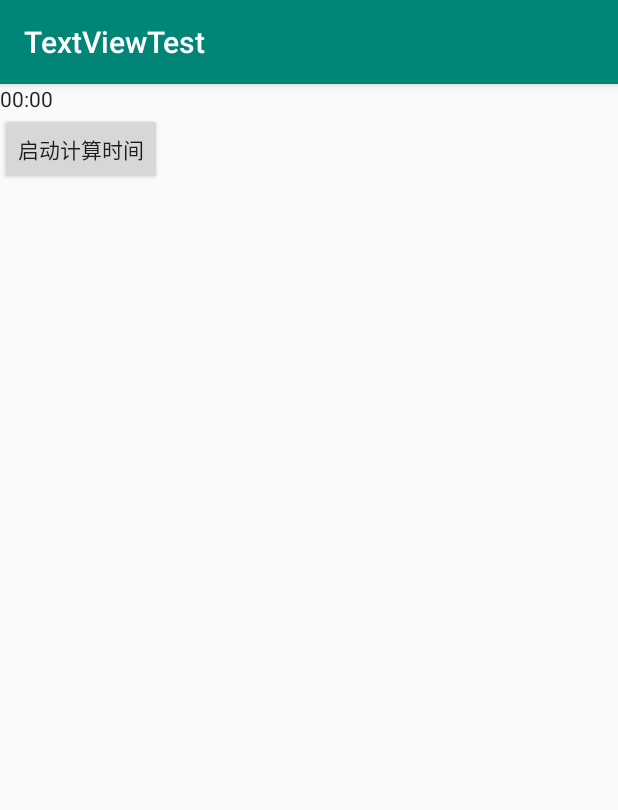
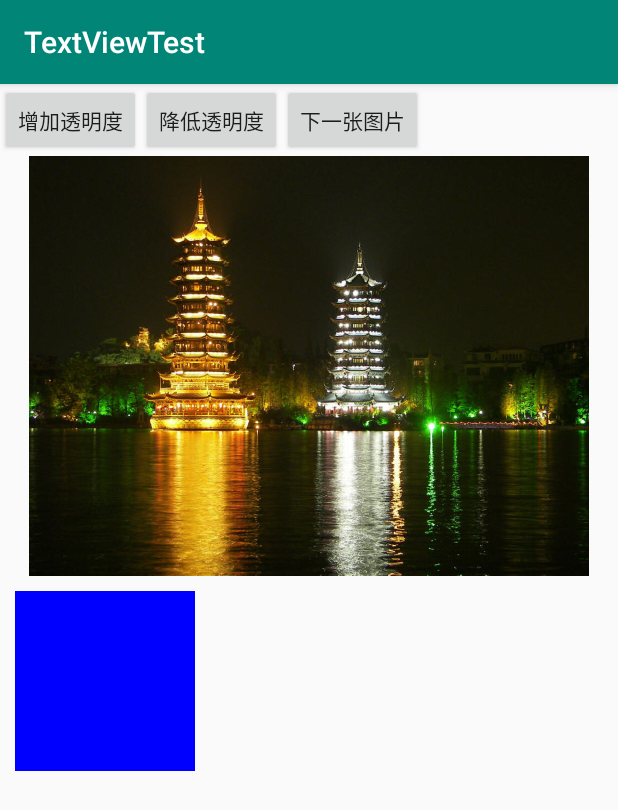
Before and after one commit to jfq3301/crazy_android, an Android app: the screen it shows after launch (MainActivity), on a phone screen of 412 x 824 dp. Shown: the top 810 px of the screen. Run offline under Robolectric (Android 15) with nearby library versions, the phone set to English and light mode, and no system bars.

Commit message:
imageView test

```diff
--- a/chapter2/TextViewTest/app/src/main/java/com/example/textviewtest/MainActivity.java
+++ b/chapter2/TextViewTest/app/src/main/java/com/example/textviewtest/MainActivity.java
@@ -6,14 +6,18 @@
 
 package com.example.textviewtest;
 
+import android.graphics.Bitmap;
+import android.graphics.drawable.BitmapDrawable;
 import android.os.SystemClock;
 import android.support.v7.app.AppCompatActivity;
 import android.os.Bundle;
+import android.view.MotionEvent;
 import android.view.View;
 import android.widget.Button;
 import android.widget.CheckBox;
 import android.widget.Chronometer;
 import android.widget.CompoundButton;
+import android.widget.ImageView;
 import android.widget.LinearLayout;
 import android.widget.RadioGroup;
 import android.widget.Switch;
@@ -29,6 +33,18 @@ public class MainActivity extends AppCompatActivity {
 
     ToggleButton toggle;
     Switch switcher;
+
+    ImageView image1;
+    ImageView image2;
+    int[] images = new int[]{
+            R.drawable.lijiang,
+            R.drawable.qiao,
+            R.drawable.shuangta,
+            R.drawable.shui,
+            R.drawable.xiangbi
+    };
+    int currentImg = 2;
+    private int alpha = 255;
 
     @Override
     protected void onCreate(Bundle savedInstanceState) {
@@ -88,27 +104,98 @@ public class MainActivity extends AppCompatActivity {
          * @brief chronometer test
          * @date 2019.5.14
          */
-        setContentView(R.layout.chronometer);
-        ch = findViewById(R.id.chrn_test);
-        start = findViewById(R.id.start);
+//        setContentView(R.layout.chronometer);
+//        ch = findViewById(R.id.chrn_test);
+//        start = findViewById(R.id.start);
+//
+//        start.setOnClickListener(new View.OnClickListener() {
+//            @Override
+//            public void onClick(View v) {
+//                ch.setBase(SystemClock.elapsedRealtime());
+//                ch.start();
+//                start.setEnabled(false);
+//            }
+//        });
+//
+//        ch.setOnChronometerTickListener(new Chronometer.OnChronometerTickListener() {
+//            @Override
+//            public void onChronometerTick(Chronometer chronometer) {
+//                if (SystemClock.elapsedRealtime() - ch.getBase() > 5 *1000) {
+//                    ch.stop();
+//                    start.setEnabled(true);
+//                }
+//            }
+//        });
 
-        start.setOnClickListener(new View.OnClickListener() {
+        /**
+         * @brief imageView test
+         * @date 2019.5.15
+         */
+        setContentView(R.layout.image_view_test);
+        final Button increaseA = findViewById(R.id.increaseAlpha);
+        final Button decreaseA = findViewById(R.id.decreaseAlpha);
+        Button nextImage = findViewById(R.id.nextImage);
+        image1 = findViewById(R.id.image1);
+        image2 = findViewById(R.id.image2);
+        image1.setImageResource(images[currentImg]);
+
+        nextImage.setOnClickListener(new View.OnClickListener() {
             @Override
             public void onClick(View v) {
-                ch.setBase(SystemClock.elapsedRealtime());
-                ch.start();
-                start.setEnabled(false);
+                image1.setImageResource(images[++currentImg % images.length]);
             }
         });
 
-        ch.setOnChronometerTickListener(new Chronometer.OnChronometerTickListener() {
+        View.OnClickListener listener = new View.OnClickListener() {
+            public void onClick(View v) {
+                if (v == increaseA)
+                {
+                    alpha += 20;
+                } else if (v == decreaseA) {
+                    alpha -= 20;
+                }
+
+                if (alpha >= 255) {
+                    alpha = 255;
+                }
+
+                if (alpha <= 0) {
+                    alpha = 0;
+                }
+
+                image1.setImageAlpha(alpha);
+            }
+        };
+
+        increaseA.setOnClickListener(listener);
+        decreaseA.setOnClickListener(listener);
+
+//        boolean onTouch(View v, MotionEvent event);
+        image1.setOnTouchListener(new View.OnTouchListener() {
             @Override
-            public void onChronometerTick(Chronometer chronometer) {
-                if (SystemClock.elapsedRealtime() - ch.getBase() > 5 *1000) {
-                    ch.stop();
-                    start.setEnabled(true);
+            public boolean onTouch(View v, MotionEvent event) {
+                BitmapDrawable bitmapDrawable = (BitmapDrawable) image1.getDrawable();
+                Bitmap bitmap = bitmapDrawable.getBitmap();
+
+                double scale = 1.0 * bitmap.getHeight() / image1.getHeight();
+                int x = (int)(event.getX() * scale);
+                int y = (int)(event.getY() * scale);
+
+                if (x + 120 > bitmap.getWidth()){
+                    x = bitmap.getWidth() -120;
                 }
+                if (y + 120 > bitmap.getHeight()){
+                    y = bitmap.getHeight() -120;
+                }
+                image2.setImageBitmap(Bitmap.createBitmap(bitmap, x, y, 120, 120));
+                image2.setImageAlpha(alpha);
+                return  false;
             }
         });
+
+
+
+
+
     }
 }
--- a/chapter2/TextViewTest/app/src/main/res/layout/image_view_test.xml
+++ b/chapter2/TextViewTest/app/src/main/res/layout/image_view_test.xml
@@ -1,6 +1,44 @@
 <?xml version="1.0" encoding="utf-8"?>
 <LinearLayout xmlns:android="http://schemas.android.com/apk/res/android"
     android:layout_width="match_parent"
-    android:layout_height="match_parent">
+    android:layout_height="match_parent"
+    android:orientation="vertical">
+    <LinearLayout
+        android:orientation="horizontal"
+        android:layout_width="match_parent"
+        android:layout_height="wrap_content">
+        <Button
+            android:layout_width="wrap_content"
+            android:layout_height="wrap_content"
+            android:id="@+id/increaseAlpha"
+            android:text="增加透明度"/>
+        <Button
+            android:layout_width="wrap_content"
+            android:layout_height="wrap_content"
+            android:id="@+id/decreaseAlpha"
+            android:text="降低透明度"/>
+        <Button
+            android:layout_width="wrap_content"
+            android:layout_height="wrap_content"
+            android:id="@+id/nextImage"
+            android:text="下一张图片"/>
+    </LinearLayout>
+    <LinearLayout
+        android:layout_width="match_parent"
+        android:layout_height="wrap_content"
+        android:orientation="vertical">
+        <ImageView
+            android:layout_width="match_parent"
+            android:layout_height="280dp"
+            android:id="@+id/image1"
+            android:src="@drawable/ic_launcher_background"
+            android:scaleType="fitCenter"/>
+        <ImageView
+            android:layout_width="120dp"
+            android:layout_height="120dp"
+            android:id="@+id/image2"
+            android:background="#00f"
+            android:layout_margin="10dp"/>
+    </LinearLayout>
 
 </LinearLayout>
```
Also changed, not shown: chapter2/TextViewTest/app/src/main/res/drawable/lijiang.jpg (added), chapter2/TextViewTest/app/src/main/res/drawable/qiao.jpg (added), chapter2/TextViewTest/app/src/main/res/drawable/shuangta.jpg (added), chapter2/TextViewTest/app/src/main/res/drawable/shui.jpg (added), chapter2/TextViewTest/app/src/main/res/drawable/xiangbi.jpg (added).
